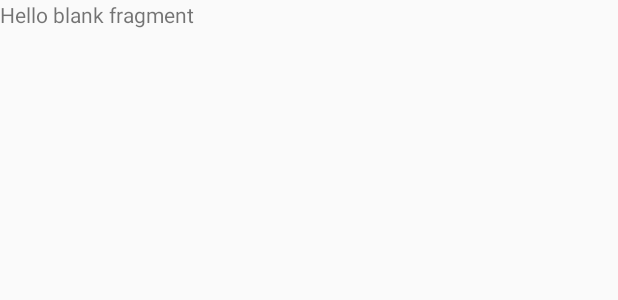
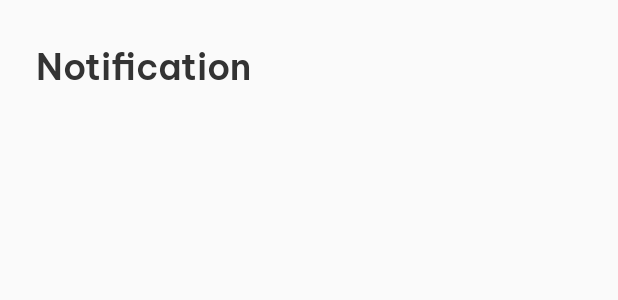
Before and after one commit to Group6-PMA101/RecipeSharingApp, an Android app: the layout fragment_notifications.xml on its own in the app's theme, with its tools: preview values and no code run, on a phone screen of 412 x 824 dp. Shown: the top 300 px of the screen. Run offline under Robolectric (Android 15) with nearby library versions, the phone set to English and light mode, and no system bars.

```diff
--- a/app/src/main/java/com/ph41626/pma101_recipesharingapplication/Fragment/CreateRecipeFragment.java
+++ b/app/src/main/java/com/ph41626/pma101_recipesharingapplication/Fragment/CreateRecipeFragment.java
@@ -10,6 +10,7 @@ import static com.ph41626.pma101_recipesharingapplication.Services.Services.Crea
 import static com.ph41626.pma101_recipesharingapplication.Services.Services.CreateNewInstruction;
 import static com.ph41626.pma101_recipesharingapplication.Services.Services.RandomID;
 import static com.ph41626.pma101_recipesharingapplication.Services.Services.findObjectById;
+import static com.ph41626.pma101_recipesharingapplication.Services.UserPreferences.GetUser;
 import static com.ph41626.pma101_recipesharingapplication.Services.VideoDialogUtil.ShowVideoDialog;
 
 import android.app.AlertDialog;
@@ -242,7 +243,7 @@ public class CreateRecipeFragment extends Fragment {
                     newRecipe.setLastUpdateDate(newDate);
                     newRecipe.setTotalReviews(0);
                     newRecipe.setAverageRating(0);
-                    newRecipe.setUserId(mainActivity.getCurrentUser().getId());
+                    newRecipe.setUserId(GetUser(getContext()).getId());
                     progressDialog.setMessage("Please wait...");
                     progressDialog.setCancelable(false);
                     progressDialog.show();
--- a/app/src/main/res/layout/fragment_notifications.xml
+++ b/app/src/main/res/layout/fragment_notifications.xml
@@ -5,10 +5,22 @@
     android:layout_height="match_parent"
     tools:context=".Fragment.NotificationsFragment">
 
-    <!-- TODO: Update blank fragment layout -->
-    <TextView
+    <ScrollView
         android:layout_width="match_parent"
-        android:layout_height="match_parent"
-        android:text="@string/hello_blank_fragment" />
+        android:layout_height="match_parent">
+        <LinearLayout
+            android:padding="24dp"
+            android:layout_width="match_parent"
+            android:layout_height="match_parent"
+            android:orientation="vertical">
+                <TextView
+                android:layout_width="match_parent"
+                android:layout_height="wrap_content"
+                android:text="Notification"
+                android:fontFamily="@font/be_vietnam_pro_semibold"
+                android:textSize="24.sp"
+                android:textColor="@color/black_333"/>
+        </LinearLayout>
+    </ScrollView>
 
 </FrameLayout>
```
Also changed, not shown: app/src/main/java/com/ph41626/pma101_recipesharingapplication/Activity/SignInActivity.java (+3 -5 lines), app/src/main/java/com/ph41626/pma101_recipesharingapplication/Adapter/RecyclerViewRecipeCollectionDetailAdapter.java (+11 -6 lines).
